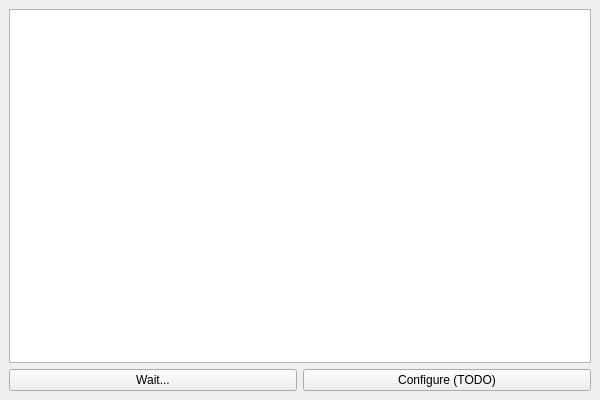
The window that main-window.ui (electromuis/padmiss-client) describes before a commit, drawn with Qt 5.
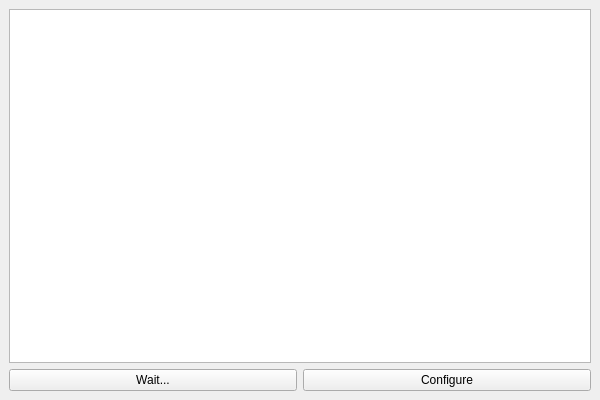
The same window after the commit.

Commit message: Added initial config window

Diff of the .ui file:
```diff
--- a/main-window.ui
+++ b/main-window.ui
@@ -37,7 +37,10 @@
          <bool>true</bool>
         </property>
         <property name="text">
-         <string>Configure (TODO)</string>
+         <string>Configure</string>
+        </property>
+        <property name="disabled" stdset="0">
+         <bool>true</bool>
         </property>
        </widget>
       </item>
```
Left out of the diff: 3 changed lines with no effect on the pictures. The commit also changes 2 other files.
